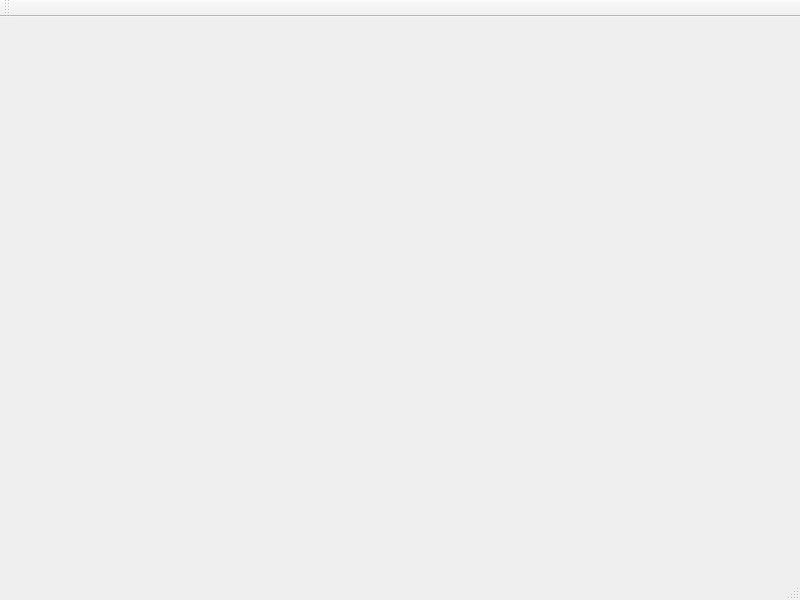
Qt form mainwindow.ui (ZeltaDred/2048Frame) before a commit.
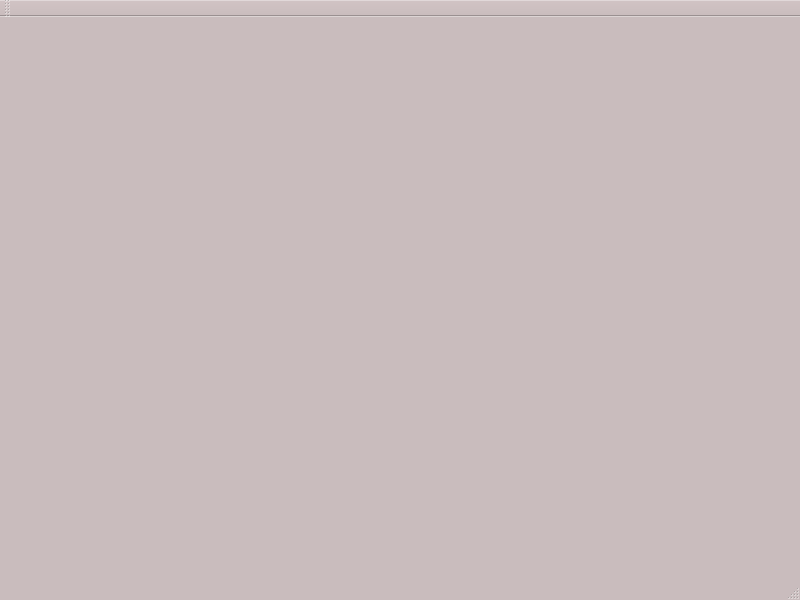
The same form after that commit.

Patch:
```diff
--- a/mainwindow.ui
+++ b/mainwindow.ui
@@ -10,9 +10,427 @@
     <height>600</height>
    </rect>
   </property>
+  <property name="palette">
+   <palette>
+    <active>
+     <colorrole role="WindowText">
+      <brush brushstyle="SolidPattern">
+       <color alpha="255">
+        <red>0</red>
+        <green>0</green>
+        <blue>0</blue>
+       </color>
+      </brush>
+     </colorrole>
+     <colorrole role="Button">
+      <brush brushstyle="SolidPattern">
+       <color alpha="255">
+        <red>201</red>
+        <green>188</green>
+        <blue>189</blue>
+       </color>
+      </brush>
+     </colorrole>
+     <colorrole role="Light">
+      <brush brushstyle="SolidPattern">
+       <color alpha="255">
+        <red>255</red>
+        <green>255</green>
+        <blue>255</blue>
+       </color>
+      </brush>
+     </colorrole>
+     <colorrole role="Midlight">
+      <brush brushstyle="SolidPattern">
+       <color alpha="255">
+        <red>228</red>
+        <green>221</green>
+        <blue>222</blue>
+       </color>
+      </brush>
+     </colorrole>
+     <colorrole role="Dark">
+      <brush brushstyle="SolidPattern">
+       <color alpha="255">
+        <red>100</red>
+        <green>94</green>
+        <blue>94</blue>
+       </color>
+      </brush>
+     </colorrole>
+     <colorrole role="Mid">
+      <brush brushstyle="SolidPattern">
+       <color alpha="255">
+        <red>134</red>
+        <green>125</green>
+        <blue>126</blue>
+       </color>
+      </brush>
+     </colorrole>
+     <colorrole role="Text">
+      <brush brushstyle="SolidPattern">
+       <color alpha="255">
+        <red>0</red>
+        <green>0</green>
+        <blue>0</blue>
+       </color>
+      </brush>
+     </colorrole>
+     <colorrole role="BrightText">
+      <brush brushstyle="SolidPattern">
+       <color alpha="255">
+        <red>255</red>
+        <green>255</green>
+        <blue>255</blue>
+       </color>
+      </brush>
+     </colorrole>
+     <colorrole role="ButtonText">
+      <brush brushstyle="SolidPattern">
+       <color alpha="255">
+        <red>0</red>
+        <green>0</green>
+        <blue>0</blue>
+       </color>
+      </brush>
+     </colorrole>
+     <colorrole role="Base">
+      <brush brushstyle="SolidPattern">
+       <color alpha="255">
+        <red>255</red>
+        <green>255</green>
+        <blue>255</blue>
+       </color>
+      </brush>
+     </colorrole>
+     <colorrole role="Window">
+      <brush brushstyle="SolidPattern">
+       <color alpha="255">
+        <red>201</red>
+        <green>188</green>
+        <blue>189</blue>
+       </color>
+      </brush>
+     </colorrole>
+     <colorrole role="Shadow">
+      <brush brushstyle="SolidPattern">
+       <color alpha="255">
+        <red>0</red>
+        <green>0</green>
+        <blue>0</blue>
+       </color>
+      </brush>
+     </colorrole>
+     <colorrole role="AlternateBase">
+      <brush brushstyle="SolidPattern">
+       <color alpha="255">
+        <red>228</red>
+        <green>221</green>
+        <blue>222</blue>
+       </color>
+      </brush>
+     </colorrole>
+     <colorrole role="ToolTipBase">
+      <brush brushstyle="SolidPattern">
+       <color alpha="255">
+        <red>255</red>
+        <green>255</green>
+        <blue>220</blue>
+       </color>
+      </brush>
+     </colorrole>
+     <colorrole role="ToolTipText">
+      <brush brushstyle="SolidPattern">
+       <color alpha="255">
+        <red>0</red>
+        <green>0</green>
+        <blue>0</blue>
+       </color>
+      </brush>
+     </colorrole>
+    </active>
+    <inactive>
+     <colorrole role="WindowText">
+      <brush brushstyle="SolidPattern">
+       <color alpha="255">
+        <red>0</red>
+        <green>0</green>
+        <blue>0</blue>
+       </color>
+      </brush>
+     </colorrole>
+     <colorrole role="Button">
+      <brush brushstyle="SolidPattern">
+       <color alpha="255">
+        <red>201</red>
+        <green>188</green>
+        <blue>189</blue>
+       </color>
+      </brush>
+     </colorrole>
+     <colorrole role="Light">
+      <brush brushstyle="SolidPattern">
+       <color alpha="255">
+        <red>255</red>
+        <green>255</green>
+        <blue>255</blue>
+       </color>
+      </brush>
+     </colorrole>
+     <colorrole role="Midlight">
+      <brush brushstyle="SolidPattern">
+       <color alpha="255">
+        <red>228</red>
+        <green>221</green>
+        <blue>222</blue>
+       </color>
+      </brush>
+     </colorrole>
+     <colorrole role="Dark">
+      <brush brushstyle="SolidPattern">
+       <color alpha="255">
+        <red>100</red>
+        <green>94</green>
+        <blue>94</blue>
+       </color>
+      </brush>
+     </colorrole>
+     <colorrole role="Mid">
+      <brush brushstyle="SolidPattern">
+       <color alpha="255">
+        <red>134</red>
+        <green>125</green>
+        <blue>126</blue>
+       </color>
+      </brush>
+     </colorrole>
+     <colorrole role="Text">
+      <brush brushstyle="SolidPattern">
+       <color alpha="255">
+        <red>0</red>
+        <green>0</green>
+        <blue>0</blue>
+       </color>
+      </brush>
+     </colorrole>
+     <colorrole role="BrightText">
+      <brush brushstyle="SolidPattern">
+       <color alpha="255">
+        <red>255</red>
+        <green>255</green>
+        <blue>255</blue>
+       </color>
+      </brush>
+     </colorrole>
+     <colorrole role="ButtonText">
+      <brush brushstyle="SolidPattern">
+       <color alpha="255">
+        <red>0</red>
+        <green>0</green>
+        <blue>0</blue>
+       </color>
+      </brush>
+     </colorrole>
+     <colorrole role="Base">
+      <brush brushstyle="SolidPattern">
+       <color alpha="255">
+        <red>255</red>
+        <green>255</green>
+        <blue>255</blue>
+       </color>
+      </brush>
+     </colorrole>
+     <colorrole role="Window">
+      <brush brushstyle="SolidPattern">
+       <color alpha="255">
+        <red>201</red>
+        <green>188</green>
+        <blue>189</blue>
+       </color>
+      </brush>
+     </colorrole>
+     <colorrole role="Shadow">
+      <brush brushstyle="SolidPattern">
+       <color alpha="255">
+        <red>0</red>
+        <green>0</green>
+        <blue>0</blue>
+       </color>
+      </brush>
+     </colorrole>
+     <colorrole role="AlternateBase">
+      <brush brushstyle="SolidPattern">
+       <color alpha="255">
+        <red>228</red>
+        <green>221</green>
+        <blue>222</blue>
+       </color>
+      </brush>
+     </colorrole>
+     <colorrole role="ToolTipBase">
+      <brush brushstyle="SolidPattern">
+       <color alpha="255">
+        <red>255</red>
+        <green>255</green>
+        <blue>220</blue>
+       </color>
+      </brush>
+     </colorrole>
+     <colorrole role="ToolTipText">
+      <brush brushstyle="SolidPattern">
+       <color alpha="255">
+        <red>0</red>
+        <green>0</green>
+        <blue>0</blue>
+       </color>
+      </brush>
+     </colorrole>
+    </inactive>
+    <disabled>
+     <colorrole role="WindowText">
+      <brush brushstyle="SolidPattern">
+       <color alpha="255">
+        <red>100</red>
+        <green>94</green>
+        <blue>94</blue>
+       </color>
+      </brush>
+     </colorrole>
+     <colorrole role="Button">
+      <brush brushstyle="SolidPattern">
+       <color alpha="255">
+        <red>201</red>
+        <green>188</green>
+        <blue>189</blue>
+       </color>
+      </brush>
+     </colorrole>
+     <colorrole role="Light">
+      <brush brushstyle="SolidPattern">
+       <color alpha="255">
+        <red>255</red>
+        <green>255</green>
+        <blue>255</blue>
+       </color>
+      </brush>
+     </colorrole>
+     <colorrole role="Midlight">
+      <brush brushstyle="SolidPattern">
+       <color alpha="255">
+        <red>228</red>
+        <green>221</green>
+        <blue>222</blue>
+       </color>
+      </brush>
+     </colorrole>
+     <colorrole role="Dark">
+      <brush brushstyle="SolidPattern">
+       <color alpha="255">
+        <red>100</red>
+        <green>94</green>
+        <blue>94</blue>
+       </color>
+      </brush>
+     </colorrole>
+     <colorrole role="Mid">
+      <brush brushstyle="SolidPattern">
+       <color alpha="255">
+        <red>134</red>
+        <green>125</green>
+        <blue>126</blue>
+       </color>
+      </brush>
+     </colorrole>
+     <colorrole role="Text">
+      <brush brushstyle="SolidPattern">
+       <color alpha="255">
+        <red>100</red>
+        <green>94</green>
+        <blue>94</blue>
+       </color>
+      </brush>
+     </colorrole>
+     <colorrole role="BrightText">
+      <brush brushstyle="SolidPattern">
+       <color alpha="255">
+        <red>255</red>
+        <green>255</green>
+        <blue>255</blue>
+       </color>
+      </brush>
+     </colorrole>
+     <colorrole role="ButtonText">
+      <brush brushstyle="SolidPattern">
+       <color alpha="255">
+        <red>100</red>
+        <green>94</green>
+        <blue>94</blue>
+       </color>
+      </brush>
+     </colorrole>
+     <colorrole role="Base">
+      <brush brushstyle="SolidPattern">
+       <color alpha="255">
+        <red>201</red>
+        <green>188</green>
+        <blue>189</blue>
+       </color>
+      </brush>
+     </colorrole>
+     <colorrole role="Window">
+      <brush brushstyle="SolidPattern">
+       <color alpha="255">
+        <red>201</red>
+        <green>188</green>
+        <blue>189</blue>
+       </color>
+      </brush>
+     </colorrole>
+     <colorrole role="Shadow">
+      <brush brushstyle="SolidPattern">
+       <color alpha="255">
+        <red>0</red>
+        <green>0</green>
+        <blue>0</blue>
+       </color>
+      </brush>
+     </colorrole>
+     <colorrole role="AlternateBase">
+      <brush brushstyle="SolidPattern">
+       <color alpha="255">
+        <red>201</red>
+        <green>188</green>
+        <blue>189</blue>
+       </color>
+      </brush>
+     </colorrole>
+     <colorrole role="ToolTipBase">
+      <brush brushstyle="SolidPattern">
+       <color alpha="255">
+        <red>255</red>
+        <green>255</green>
+        <blue>220</blue>
+       </color>
+      </brush>
+     </colorrole>
+     <colorrole role="ToolTipText">
+      <brush brushstyle="SolidPattern">
+       <color alpha="255">
+        <red>0</red>
+        <green>0</green>
+        <blue>0</blue>
+       </color>
+      </brush>
+     </colorrole>
+    </disabled>
+   </palette>
+  </property>
   <property name="windowTitle">
    <string>scitools  protoChart</string>
   </property>
+  <property name="autoFillBackground">
+   <bool>false</bool>
+  </property>
   <widget class="QWidget" name="centralWidget">
    <layout class="QGridLayout" name="gridLayout_2">
     <item row="0" column="0">
@@ -38,6 +456,43 @@
    </property>
   </widget>
   <widget class="QToolBar" name="mainToolBar">
+   <property name="palette">
+    <palette>
+     <active>
+      <colorrole role="Midlight">
+       <brush brushstyle="SolidPattern">
+        <color alpha="255">
+         <red>147</red>
+         <green>131</green>
+         <blue>134</blue>
+        </color>
+       </brush>
+      </colorrole>
+     </active>
+     <inactive>
+      <colorrole role="Midlight">
+       <brush brushstyle="SolidPattern">
+        <color alpha="255">
+         <red>147</red>
+         <green>131</green>
+         <blue>134</blue>
+        </color>
+       </brush>
+      </colorrole>
+     </inactive>
+     <disabled>
+      <colorrole role="Midlight">
+       <brush brushstyle="SolidPattern">
+        <color alpha="255">
+         <red>147</red>
+         <green>131</green>
+         <blue>134</blue>
+        </color>
+       </brush>
+      </colorrole>
+     </disabled>
+    </palette>
+   </property>
    <attribute name="toolBarArea">
     <enum>TopToolBarArea</enum>
    </attribute>
```
Left out of the diff: 2 changed lines with no effect on the pictures.
